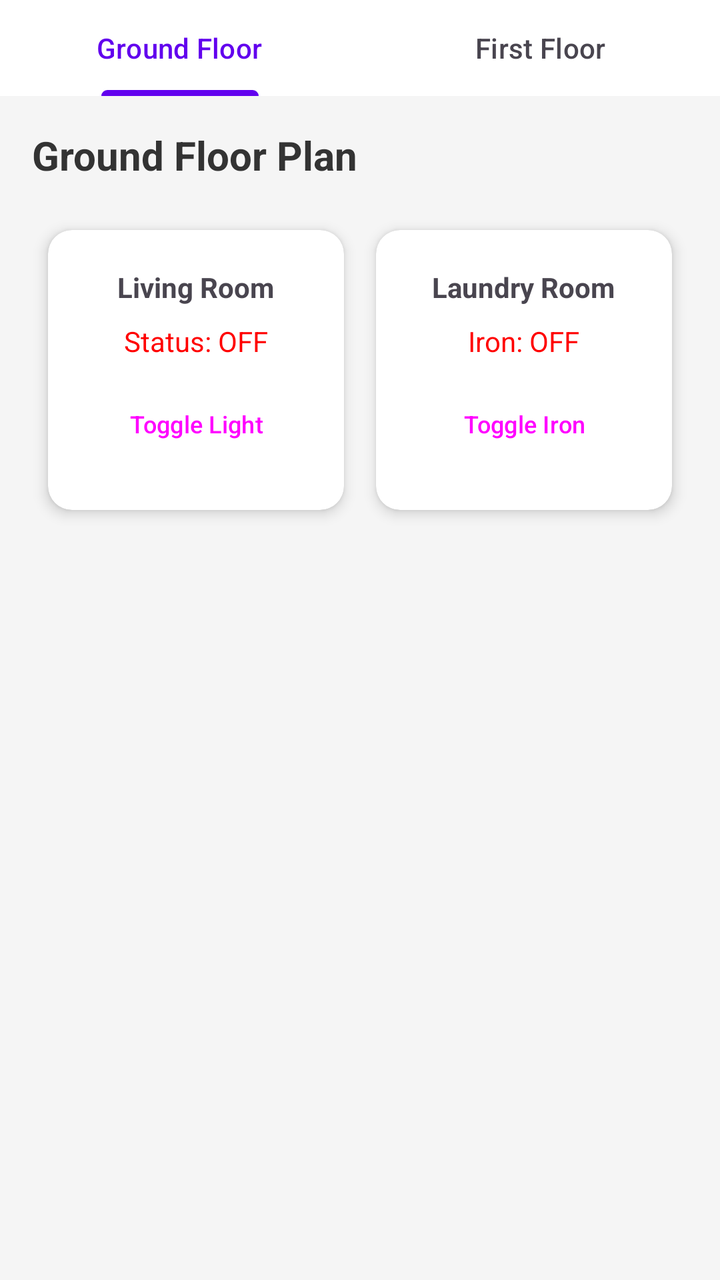
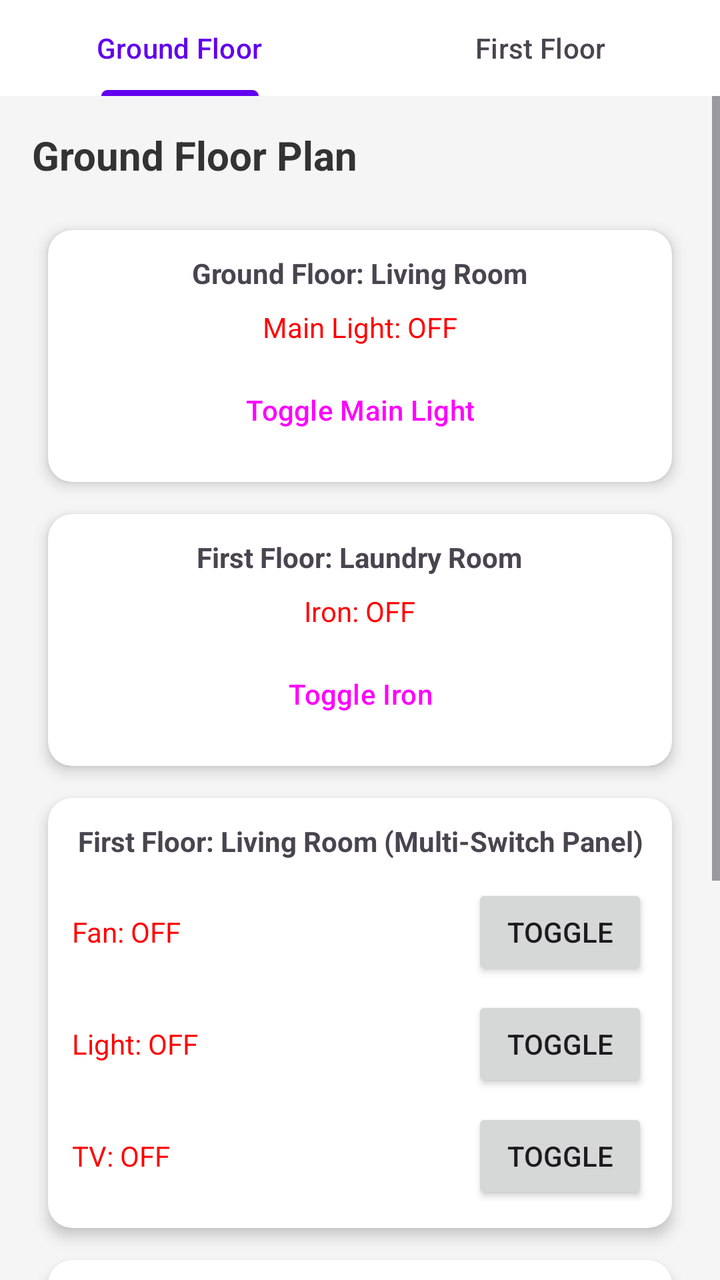

Screens rendered from an Android XML layout before and after an edit, with the pre-edit source and the edit as a unified diff.
<!-- AndroidManifest.xml: application theme Theme.SmartHomeMonitor -->
<!-- res/layout/activity_main.xml -->
<?xml version="1.0" encoding="utf-8"?>
<LinearLayout xmlns:android="http://schemas.android.com/apk/res/android"
    xmlns:app="http://schemas.android.com/apk/res-auto"
    android:layout_width="match_parent"
    android:layout_height="match_parent"
    android:orientation="vertical"
    android:background="#F5F5F5">

    <com.google.android.material.tabs.TabLayout
        android:id="@+id/tabLayoutFloors"
        android:layout_width="match_parent"
        android:layout_height="wrap_content"
        android:background="@color/white"
        app:tabSelectedTextColor="@color/design_default_color_primary"
        app:tabIndicatorColor="@color/design_default_color_primary">

        <com.google.android.material.tabs.TabItem
            android:layout_width="wrap_content"
            android:layout_height="wrap_content"
            android:text="Ground Floor" />

        <com.google.android.material.tabs.TabItem
            android:layout_width="wrap_content"
            android:layout_height="wrap_content"
            android:text="First Floor" />
    </com.google.android.material.tabs.TabLayout>

    <ScrollView
        android:layout_width="match_parent"
        android:layout_height="match_parent">

        <LinearLayout
            android:layout_width="match_parent"
            android:layout_height="wrap_content"
            android:orientation="vertical"
            android:padding="16dp">

            <TextView
                android:id="@+id/tvFloorTitle"
                android:layout_width="wrap_content"
                android:layout_height="wrap_content"
                android:text="Ground Floor Plan"
                android:textSize="20sp"
                android:textStyle="bold"
                android:textColor="#333333"
                android:layout_marginBottom="16dp"/>

            <GridLayout
                android:id="@+id/gridLayoutRooms"
                android:layout_width="match_parent"
                android:layout_height="wrap_content"
                android:columnCount="2"
                android:rowCount="2"
                android:alignmentMode="alignMargins"
                android:columnOrderPreserved="false">

                <androidx.cardview.widget.CardView
                    android:layout_width="0dp"
                    android:layout_height="140dp"
                    android:layout_columnWeight="1"
                    android:layout_rowWeight="1"
                    android:layout_margin="8dp"
                    app:cardCornerRadius="12dp"
                    app:cardElevation="4dp">

                    <LinearLayout
                        android:layout_width="match_parent"
                        android:layout_height="match_parent"
                        android:orientation="vertical"
                        android:gravity="center"
                        android:padding="12dp">

                        <TextView
                            android:layout_width="wrap_content"
                            android:layout_height="wrap_content"
                            android:text="Living Room"
                            android:textStyle="bold"/>

                        <TextView
                            android:id="@+id/tvLightStatus"
                            android:layout_width="wrap_content"
                            android:layout_height="wrap_content"
                            android:text="Status: OFF"
                            android:textColor="#FF0000"
                            android:layout_marginVertical="8dp"/>

                        <Button
                            android:id="@+id/btnToggleLight"
                            android:layout_width="match_parent"
                            android:layout_height="wrap_content"
                            style="?attr/materialButtonOutlinedStyle"
                            android:text="Toggle Light"
                            android:textSize="12sp"/>
                    </LinearLayout>
                </androidx.cardview.widget.CardView>

                <androidx.cardview.widget.CardView
                    android:id="@+id/cardLaundryRoom"
                    android:layout_width="0dp"
                    android:layout_height="140dp"
                    android:layout_columnWeight="1"
                    android:layout_rowWeight="1"
                    android:layout_margin="8dp"
                    app:cardCornerRadius="12dp"
                    app:cardElevation="4dp">

                    <LinearLayout
                        android:layout_width="match_parent"
                        android:layout_height="match_parent"
                        android:orientation="vertical"
                        android:gravity="center"
                        android:padding="12dp">

                        <TextView
                            android:layout_width="wrap_content"
                            android:layout_height="wrap_content"
                            android:text="Laundry Room"
                            android:textStyle="bold"/>

                        <TextView
                            android:id="@+id/tvIronStatus"
                            android:layout_width="wrap_content"
                            android:layout_height="wrap_content"
                            android:text="Iron: OFF"
                            android:textColor="#FF0000"
                            android:layout_marginVertical="8dp"/>

                        <Button
                            android:id="@+id/btnToggleIron"
                            android:layout_width="match_parent"
                            android:layout_height="wrap_content"
                            style="?attr/materialButtonOutlinedStyle"
                            android:text="Toggle Iron"
                            android:textSize="12sp"/>
                    </LinearLayout>
                </androidx.cardview.widget.CardView>

            </GridLayout>
        </LinearLayout>
    </ScrollView>
</LinearLayout>
<!-- resources referenced by this layout -->
<resources>
  <color name="white">#FFFFFFFF</color>
  <style name="Theme.SmartHomeMonitor" parent="Base.Theme.SmartHomeMonitor" />
  <style name="Base.Theme.SmartHomeMonitor" parent="Theme.Material3.DayNight.NoActionBar">
          
          
      </style>
</resources>

<!-- the commit's change to res/layout/activity_main.xml (unified diff, before → after) -->
@@ -45,27 +45,28 @@
                 android:textColor="#333333"
                 android:layout_marginBottom="16dp"/>
 
+            
             <GridLayout
                 android:id="@+id/gridLayoutRooms"
                 android:layout_width="match_parent"
                 android:layout_height="wrap_content"
-                android:columnCount="2"
-                android:rowCount="2"
-                android:alignmentMode="alignMargins"
-                android:columnOrderPreserved="false">
-
-                <androidx.cardview.widget.CardView
-                    android:layout_width="0dp"
-                    android:layout_height="140dp"
-                    android:layout_columnWeight="1"
-                    android:layout_rowWeight="1"
-                    android:layout_margin="8dp"
-                    app:cardCornerRadius="12dp"
-                    app:cardElevation="4dp">
-
-                    <LinearLayout
-                        android:layout_width="match_parent"
-                        android:layout_height="match_parent"
+                android:columnCount="1"
+                android:rowCount="4"
+                android:alignmentMode="alignMargins">
+                
+
+                
+                <androidx.cardview.widget.CardView
+                    android:id="@+id/cardGroundFloorLivingRoom"
+                    android:layout_width="match_parent"
+                    android:layout_height="wrap_content"
+                    android:layout_margin="8dp"
+                    app:cardCornerRadius="12dp"
+                    app:cardElevation="4dp">
+
+                    <LinearLayout
+                        android:layout_width="match_parent"
+                        android:layout_height="wrap_content"
                         android:orientation="vertical"
                         android:gravity="center"
                         android:padding="12dp">
@@ -73,14 +74,14 @@
                         <TextView
                             android:layout_width="wrap_content"
                             android:layout_height="wrap_content"
-                            android:text="Living Room"
+                            android:text="Ground Floor: Living Room"
                             android:textStyle="bold"/>
 
                         <TextView
                             android:id="@+id/tvLightStatus"
                             android:layout_width="wrap_content"
                             android:layout_height="wrap_content"
-                            android:text="Status: OFF"
+                            android:text="Main Light: OFF"
                             android:textColor="#FF0000"
                             android:layout_marginVertical="8dp"/>
 
@@ -89,24 +90,22 @@
                             android:layout_width="match_parent"
                             android:layout_height="wrap_content"
                             style="?attr/materialButtonOutlinedStyle"
-                            android:text="Toggle Light"
-                            android:textSize="12sp"/>
-                    </LinearLayout>
-                </androidx.cardview.widget.CardView>
-
+                            android:text="Toggle Main Light"/>
+                    </LinearLayout>
+                </androidx.cardview.widget.CardView>
+
+                
                 <androidx.cardview.widget.CardView
                     android:id="@+id/cardLaundryRoom"
-                    android:layout_width="0dp"
-                    android:layout_height="140dp"
-                    android:layout_columnWeight="1"
-                    android:layout_rowWeight="1"
-                    android:layout_margin="8dp"
-                    app:cardCornerRadius="12dp"
-                    app:cardElevation="4dp">
-
-                    <LinearLayout
-                        android:layout_width="match_parent"
-                        android:layout_height="match_parent"
+                    android:layout_width="match_parent"
+                    android:layout_height="wrap_content"
+                    android:layout_margin="8dp"
+                    app:cardCornerRadius="12dp"
+                    app:cardElevation="4dp">
+
+                    <LinearLayout
+                        android:layout_width="match_parent"
+                        android:layout_height="wrap_content"
                         android:orientation="vertical"
                         android:gravity="center"
                         android:padding="12dp">
@@ -114,7 +113,7 @@
                         <TextView
                             android:layout_width="wrap_content"
                             android:layout_height="wrap_content"
-                            android:text="Laundry Room"
+                            android:text="First Floor: Laundry Room"
                             android:textStyle="bold"/>
 
                         <TextView
@@ -130,8 +129,151 @@
                             android:layout_width="match_parent"
                             android:layout_height="wrap_content"
                             style="?attr/materialButtonOutlinedStyle"
-                            android:text="Toggle Iron"
-                            android:textSize="12sp"/>
+                            android:text="Toggle Iron"/>
+                    </LinearLayout>
+                </androidx.cardview.widget.CardView>
+
+                
+                <androidx.cardview.widget.CardView
+                    android:id="@+id/cardFirstFloorLivingRoom"
+                    android:layout_width="match_parent"
+                    android:layout_height="wrap_content"
+                    android:layout_margin="8dp"
+                    app:cardCornerRadius="12dp"
+                    app:cardElevation="4dp">
+
+                    <LinearLayout
+                        android:layout_width="match_parent"
+                        android:layout_height="wrap_content"
+                        android:orientation="vertical"
+                        android:padding="12dp">
+
+                        <TextView
+                            android:layout_width="match_parent"
+                            android:layout_height="wrap_content"
+                            android:text="First Floor: Living Room (Multi-Switch Panel)"
+                            android:textStyle="bold"
+                            android:gravity="center"
+                            android:layout_marginBottom="12dp"/>
+
+                        
+                        <LinearLayout
+                            android:layout_width="match_parent"
+                            android:layout_height="wrap_content"
+                            android:orientation="horizontal"
+                            android:gravity="center_vertical"
+                            android:layout_marginBottom="8dp">
+                            <TextView
+                                android:id="@+id/tvFanStatus"
+                                android:layout_width="0dp"
+                                android:layout_height="wrap_content"
+                                android:layout_weight="1"
+                                android:text="Fan: OFF"
+                                android:textColor="#FF0000"/>
+                            <Button
+                                android:id="@+id/btnToggleFan"
+                                android:layout_width="wrap_content"
+                                android:layout_height="wrap_content"
+                                android:text="Toggle"/>
+                        </LinearLayout>
+
+                        
+                        <LinearLayout
+                            android:layout_width="match_parent"
+                            android:layout_height="wrap_content"
+                            android:orientation="horizontal"
+                            android:gravity="center_vertical"
+                            android:layout_marginBottom="8dp">
+                            <TextView
+                                android:id="@+id/tvFfLightStatus"
+                                android:layout_width="0dp"
+                                android:layout_height="wrap_content"
+                                android:layout_weight="1"
+                                android:text="Light: OFF"
+                                android:textColor="#FF0000"/>
+                            <Button
+                                android:id="@+id/btnToggleFfLight"
+                                android:layout_width="wrap_content"
+                                android:layout_height="wrap_content"
+                                android:text="Toggle"/>
+                        </LinearLayout>
+
+                        
+                        <LinearLayout
+                            android:layout_width="match_parent"
+                            android:layout_height="wrap_content"
+                            android:orientation="horizontal"
+                            android:gravity="center_vertical">
+                            <TextView
+                                android:id="@+id/tvTvStatus"
+                                android:layout_width="0dp"
+                                android:layout_height="wrap_content"
+                                android:layout_weight="1"
+                                android:text="TV: OFF"
+                                android:textColor="#FF0000"/>
+                            <Button
+                                android:id="@+id/btnToggleTv"
+                                android:layout_width="wrap_content"
+                                android:layout_height="wrap_content"
+                                android:text="Toggle"/>
+                        </LinearLayout>
+                    </LinearLayout>
+                </androidx.cardview.widget.CardView>
+
+                
+                <androidx.cardview.widget.CardView
+                    android:id="@+id/cardFirstFloorCamera"
+                    android:layout_width="match_parent"
+                    android:layout_height="wrap_content"
+                    android:layout_margin="8dp"
+                    app:cardCornerRadius="12dp"
+                    app:cardElevation="4dp">
+
+                    <LinearLayout
+                        android:layout_width="match_parent"
+                        android:layout_height="wrap_content"
+                        android:orientation="vertical"
+                        android:gravity="center"
+                        android:padding="12dp">
+
+                        <TextView
+                            android:layout_width="wrap_content"
+                            android:layout_height="wrap_content"
+                            android:text="First Floor: Security Camera"
+                            android:textStyle="bold"
+                            android:layout_marginBottom="8dp"/>
+
+                        
+                        <ImageView
+                            android:id="@+id/imgCameraFeed"
+                            android:layout_width="match_parent"
+                            android:layout_height="180dp"
+                            android:background="#E0E0E0"
+                            android:scaleType="centerCrop"
+                            android:layout_marginBottom="8dp"/>
+
+                        <LinearLayout
+                            android:layout_width="match_parent"
+                            android:layout_height="wrap_content"
+                            android:orientation="horizontal"
+                            android:gravity="center">
+
+                            <TextView
+                                android:id="@+id/tvCameraStatus"
+                                android:layout_width="0dp"
+                                android:layout_height="wrap_content"
+                                android:layout_weight="1"
+                                android:text="Camera: OFF"
+                                android:textColor="#FF0000"
+                                android:textStyle="bold"/>
+
+                            <Button
+                                android:id="@+id/btnToggleCamera"
+                                android:layout_width="wrap_content"
+                                android:layout_height="wrap_content"
+                                style="?attr/materialButtonOutlinedStyle"
+                                android:text="Toggle Power"/>
+                        </LinearLayout>
                     </LinearLayout>
                 </androidx.cardview.widget.CardView>
 
